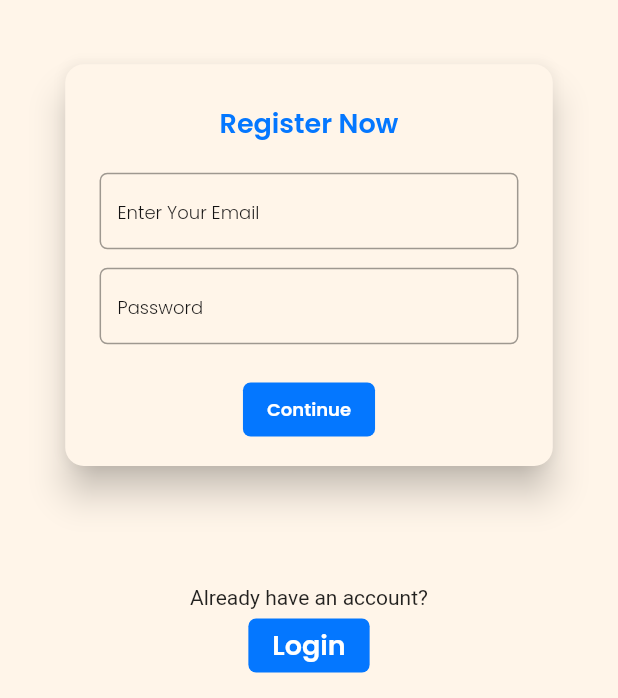
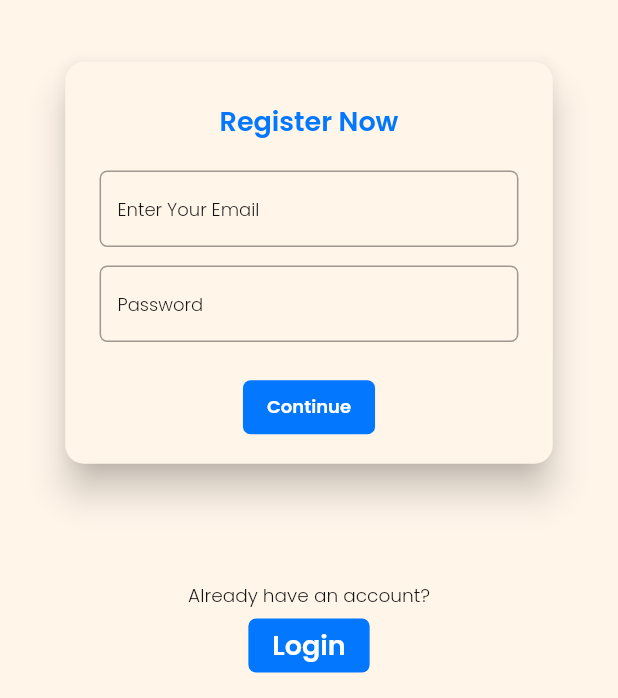
Before and after one commit to ipriyam26/parkoc, a Flutter app: the LoginScreen screen opened directly, on a phone screen of 412 x 824 dp. Shown: the part 505-1203 px from the top of the screen. Run offline on Flutter 3.47's test engine with Material 2 defaults, Android fonts, the phone set to English and light mode, and no system bars; our stand-ins replace flutter_screenutil, get, google_fonts.

Commit message:
Theme started working onw

```diff
--- a/lib/main.dart
+++ b/lib/main.dart
@@ -2,6 +2,7 @@
 import 'package:flutter_screenutil/flutter_screenutil.dart';
 import 'package:get/get.dart';
 import 'package:parkoc/home.dart';
+import 'package:parkoc/theme.dart';
 
 
 void main() {
@@ -21,7 +22,7 @@
       builder: (context, child) {
         return GetMaterialApp(
             title: 'Flutter Demo',
-            // theme: Themes.light,
+            theme: Themes.light,
             // darkTheme: Themes.dark,
             home:  HomeScreen());
       },
--- a/lib/theme.dart
+++ b/lib/theme.dart
@@ -18,12 +18,12 @@
             fontFamily: GoogleFonts.poppins().fontFamily,
             color: const Color(0xff141313)),
         headline3: TextStyle(
-          color: light.primaryColor,
+          color: const Color(0xff0477FF),
           fontSize: 24.sp,
           fontWeight: FontWeight.w600,
           fontFamily: GoogleFonts.poppins().fontFamily,
         ),
-        bodyMedium: TextStyle(
+        headline5: TextStyle(
             color: const Color(0xff141313),
             fontSize: 12.sp,
             fontWeight: FontWeight.w500,
@@ -36,7 +36,7 @@
           fontFamily: GoogleFonts.poppins().fontFamily,
         ),
         headline1: TextStyle(
-          color: light.primaryColor,
+          color: const Color(0xff0477FF),
           fontSize: 18.sp,
           fontWeight: FontWeight.w600,
           fontFamily: GoogleFonts.poppins().fontFamily,
```
